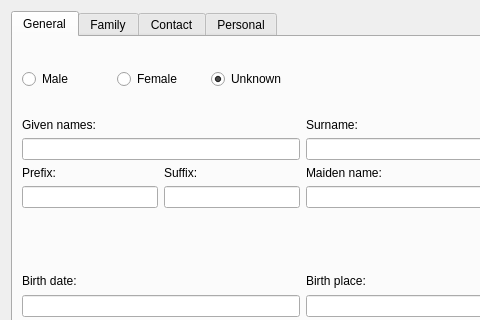
caybro/pedikree, file dialogs/persondialog.ui: the form before one commit; both pictures show x 0 to 480 and y 0 to 320 of the 605 by 536 pixel window.
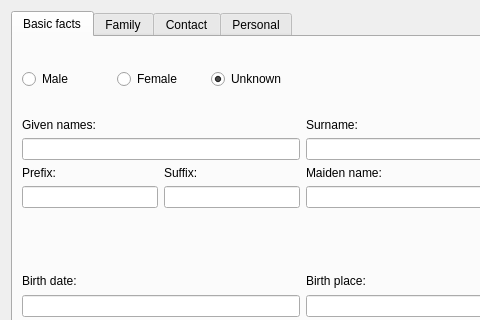
The form after the commit. Icons and pictures are not drawn.

```diff
--- a/dialogs/persondialog.ui
+++ b/dialogs/persondialog.ui
@@ -18,7 +18,7 @@
      </property>
      <widget class="QWidget" name="tabGeneral">
       <attribute name="title">
-       <string>General</string>
+       <string>Basic facts</string>
       </attribute>
       <layout class="QGridLayout" name="gridLayout_2">
        <item row="0" column="0">
```
Left out of the diff: 7 changed lines with no effect on the pictures.
